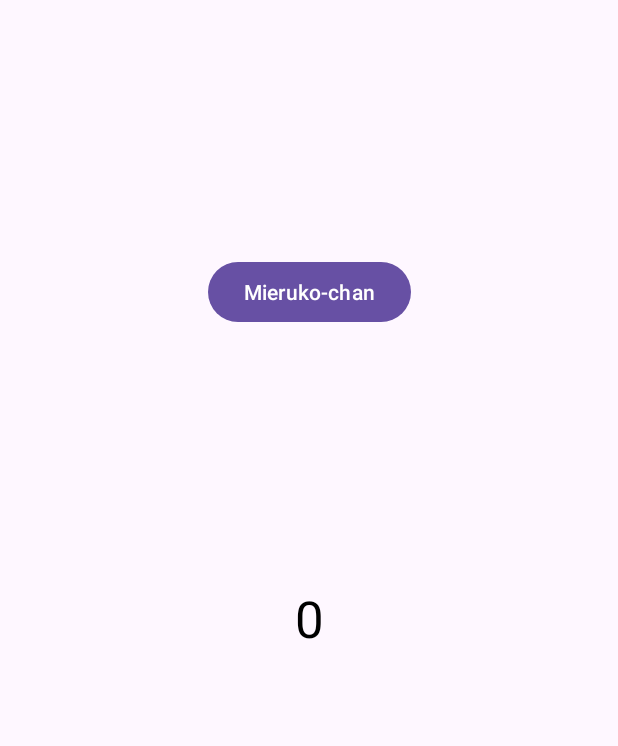
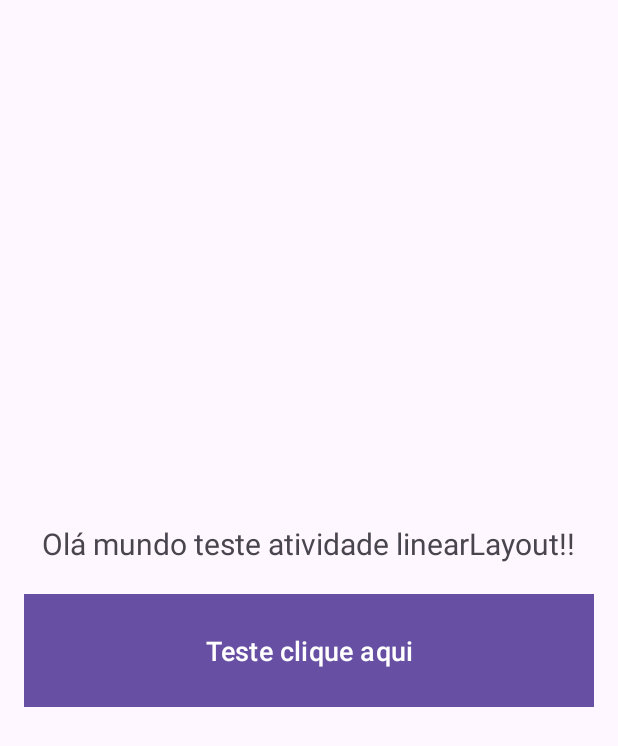
Before and after one commit to dudaotaku/Dispositivos_moveis, an Android app: the screen it shows after launch (MainActivity), on a phone screen of 412 x 824 dp. Shown: the top 746 px of the screen. Run offline under Robolectric (Android 15) with nearby library versions, the phone set to English and light mode, and no system bars.

Commit message:
Atividade onlien LinearLayout

```diff
--- a/app/src/main/java/com/example/myapplication/MainActivity.java
+++ b/app/src/main/java/com/example/myapplication/MainActivity.java
@@ -11,26 +11,12 @@ import androidx.core.view.ViewCompat;
 import androidx.core.view.WindowInsetsCompat;
 
 public class MainActivity extends AppCompatActivity {
-    TextView tv;
-    int i =0;
+
     @Override
     protected void onCreate(Bundle savedInstanceState) {
         super.onCreate(savedInstanceState);
         EdgeToEdge.enable(this);
         setContentView(R.layout.activity_main);
-        tv = findViewById(R.id.textView);
-        tv.setText(Integer.toString(i));
-        tv.setOnClickListener(v -> {
-            i++;
-            tv.setText((Integer.toString(i)));
 
-                });
-
-
-        ViewCompat.setOnApplyWindowInsetsListener(findViewById(R.id.main), (v, insets) -> {
-            Insets systemBars = insets.getInsets(WindowInsetsCompat.Type.systemBars());
-            v.setPadding(systemBars.left, systemBars.top, systemBars.right, systemBars.bottom);
-            return insets;
-        });
     }
 }
--- a/app/src/main/res/layout/activity_main.xml
+++ b/app/src/main/res/layout/activity_main.xml
@@ -1,35 +1,28 @@
 <?xml version="1.0" encoding="utf-8"?>
-<androidx.constraintlayout.widget.ConstraintLayout xmlns:android="http://schemas.android.com/apk/res/android"
-    xmlns:app="http://schemas.android.com/apk/res-auto"
+<LinearLayout xmlns:android="http://schemas.android.com/apk/res/android"
     xmlns:tools="http://schemas.android.com/tools"
-    android:id="@+id/main"
     android:layout_width="match_parent"
     android:layout_height="match_parent"
+    android:orientation="vertical"
+    android:gravity="center"
+    android:padding="16dp"
     tools:context=".MainActivity">
 
 
     <TextView
-        android:id="@+id/textView"
+        android:id="@+id/txtHello"
         android:layout_width="wrap_content"
         android:layout_height="wrap_content"
+
+        android:layout_marginBottom="16dp"
         android:text="@string/Hello"
-        android:textColor="@color/design_default_color_on_secondary"
-        android:textColorLink="#DC2828"
-        android:textSize="34sp"
-        app:layout_constraintBottom_toBottomOf="parent"
-        app:layout_constraintEnd_toEndOf="parent"
-        app:layout_constraintStart_toStartOf="parent"
-        app:layout_constraintTop_toTopOf="parent" />
+        android:textSize="20sp" />
 
     <Button
+        android:id="@+id/btnClick"
+        android:layout_width="451dp"
+        android:layout_height="83dp"
+        android:text="@string/btnClick"
+        android:textSize="18sp" />
 
-        android:id="@+id/botao"
-        android:layout_width="wrap_content"
-        android:layout_height="wrap_content"
-        android:text="Mieruko-chan"
-        app:layout_constraintBottom_toTopOf="@+id/textView"
-        app:layout_constraintEnd_toEndOf="parent"
-        app:layout_constraintStart_toStartOf="parent"
-        app:layout_constraintTop_toTopOf="parent" />
-
-</androidx.constraintlayout.widget.ConstraintLayout>
+</LinearLayout>
--- a/app/src/main/res/values/strings.xml
+++ b/app/src/main/res/values/strings.xml
@@ -1,4 +1,5 @@
 <resources>
     <string name="app_name">My Application</string>
-    <string name="Hello">Hi!!</string>
+    <string name="Hello">Olá mundo teste atividade linearLayout!!</string>
+    <string name="btnClick" translatable="false">Teste clique aqui</string>
 </resources>
```
